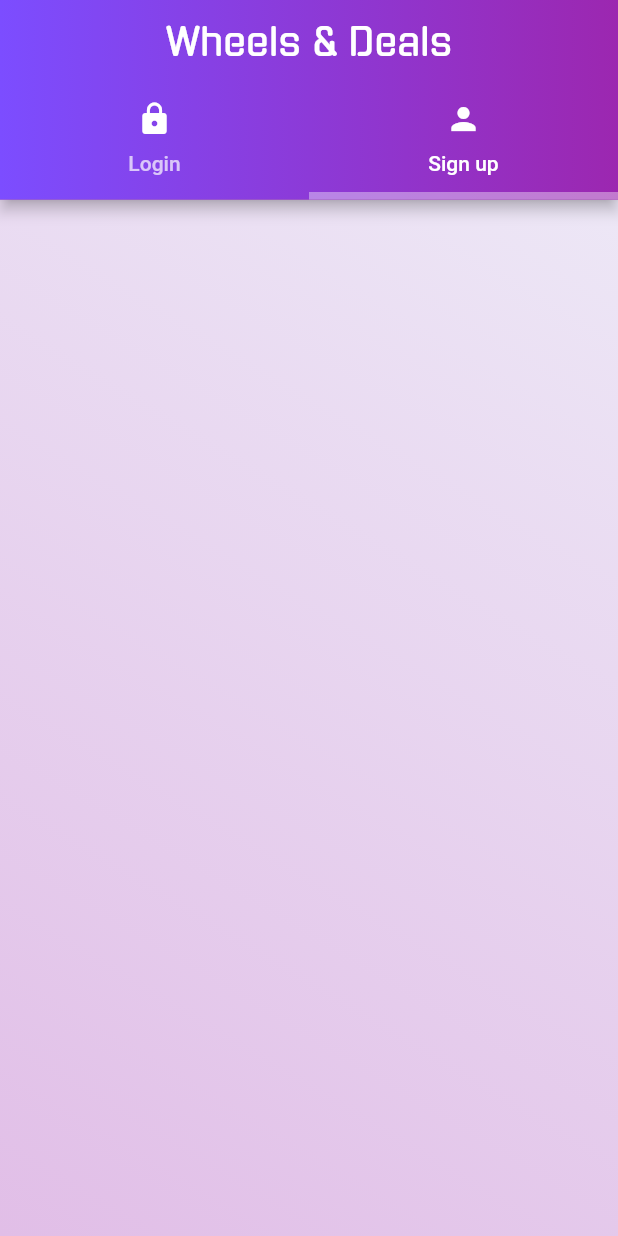
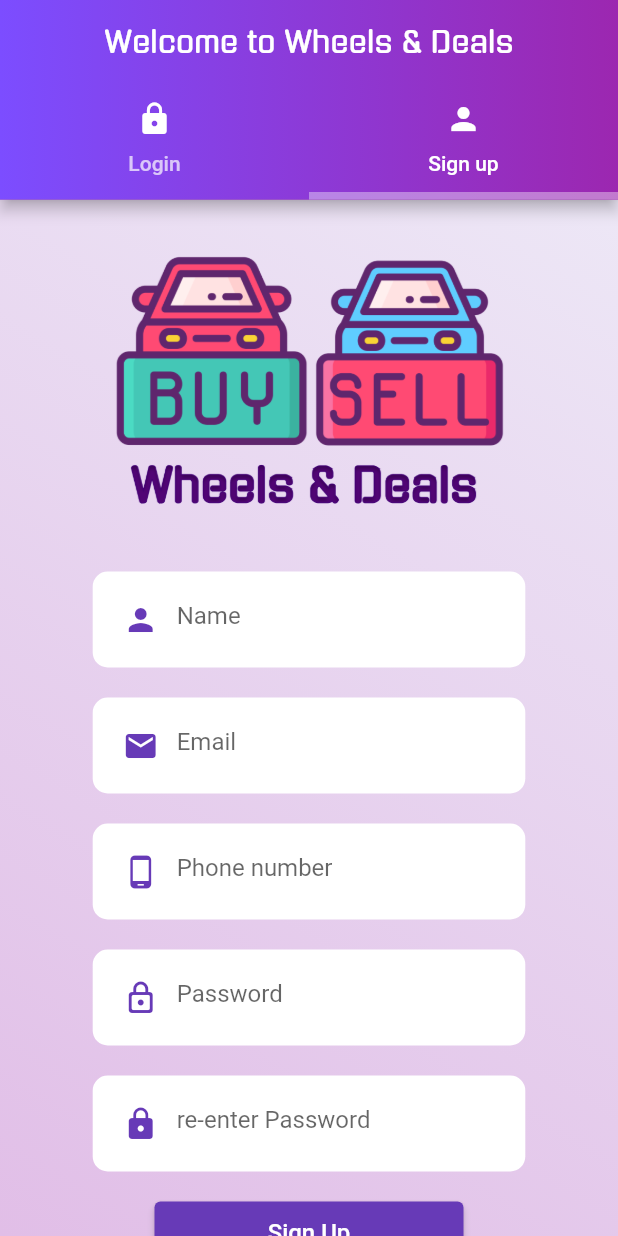
Before and after one commit to tenusha10/Wheels_Deals, a Flutter app: the screen it shows after launch, tab 2 chosen, on a phone screen of 412 x 824 dp. Run offline on Flutter 3.47's test engine with Material 2 defaults, Android fonts, the phone set to English and light mode, and no system bars.

Commit message:
login and register designs done

```diff
--- a/wheels_deals/lib/Widgets/customTextField.dart
+++ b/wheels_deals/lib/Widgets/customTextField.dart
@@ -16,7 +16,7 @@ class CustomTextField extends StatelessWidget {
         _screenHeight = MediaQuery.of(context).size.height;
 
     return Container(
-      width: _screenWidth * 0.5,
+      width: _screenWidth * 0.7,
       decoration: BoxDecoration(
         color: Colors.white,
         borderRadius: BorderRadius.all(Radius.circular(10)),
@@ -31,7 +31,7 @@ class CustomTextField extends StatelessWidget {
             border: InputBorder.none,
             prefixIcon: Icon(
               data,
-              color: Colors.cyan,
+              color: Colors.deepPurple,
             ),
             focusColor: Theme.of(context).primaryColor,
             hintText: hintText),
--- a/wheels_deals/lib/loginScreen.dart
+++ b/wheels_deals/lib/loginScreen.dart
@@ -25,9 +25,9 @@ class _loginScreenState extends State<loginScreen> {
                         tileMode: TileMode.clamp)),
               ),
               title: Text(
-                "Wheels & Deals",
+                "Welcome to Wheels & Deals",
                 style: TextStyle(
-                    fontSize: 25, color: Colors.white, fontFamily: "Gugi"),
+                    fontSize: 20, color: Colors.white, fontFamily: "Gugi"),
               ),
               centerTitle: true,
               bottom: TabBar(
--- a/wheels_deals/lib/register.dart
+++ b/wheels_deals/lib/register.dart
@@ -1,4 +1,5 @@
 import 'package:flutter/material.dart';
+import 'package:wheels_deals/Widgets/customTextField.dart';
 
 class register extends StatefulWidget {
   @override
@@ -6,8 +7,94 @@ class register extends StatefulWidget {
 }
 
 class _registerState extends State<register> {
+  final TextEditingController _nameController = TextEditingController();
+  final GlobalKey<FormState> _formKey = GlobalKey<FormState>();
+  final TextEditingController _emailController = TextEditingController();
+  final TextEditingController _passwordController = TextEditingController();
+  final TextEditingController _confirmPasswordController =
+      TextEditingController();
+  final TextEditingController _phoneConfirmController = TextEditingController();
+  final TextEditingController _imageController = TextEditingController();
+
   @override
   Widget build(BuildContext context) {
-    return Container();
+    return SingleChildScrollView(
+      child: Container(
+        child: Column(
+          mainAxisSize: MainAxisSize.max,
+          children: <Widget>[
+            SizedBox(
+              height: 10,
+            ),
+            Container(
+              alignment: Alignment.bottomCenter,
+              child: Padding(
+                padding: const EdgeInsets.all(20.0),
+                child: Image.asset(
+                  'images/mainLogo.png',
+                  height: 180.0,
+                ),
+              ),
+            ),
+            SizedBox(height: 8),
+            Form(
+              key: _formKey,
+              child: Column(
+                children: <Widget>[
+                  CustomTextField(
+                    data: Icons.person,
+                    controller: _nameController,
+                    hintText: 'Name',
+                    isObsecure: false,
+                  ),
+                  CustomTextField(
+                    data: Icons.email,
+                    controller: _emailController,
+                    hintText: 'Email',
+                    isObsecure: false,
+                  ),
+                  CustomTextField(
+                    data: Icons.phone_android,
+                    controller: _phoneConfirmController,
+                    hintText: 'Phone number',
+                    isObsecure: false,
+                  ),
+                  CustomTextField(
+                    data: Icons.lock_outline_rounded,
+                    controller: _passwordController,
+                    hintText: 'Password',
+                    isObsecure: true,
+                  ),
+                  CustomTextField(
+                    data: Icons.lock,
+                    controller: _confirmPasswordController,
+                    hintText: 're-enter Password',
+                    isObsecure: true,
+                  ),
+                ],
+              ),
+            ),
+            SizedBox(
+              height: 10,
+            ),
+            Container(
+              width: MediaQuery.of(context).size.width * 0.5,
+              height: MediaQuery.of(context).size.height * 0.05,
+              child: ElevatedButton(
+                style: ElevatedButton.styleFrom(primary: Colors.deepPurple),
+                onPressed: () {},
+                child: Text(
+                  'Sign Up',
+                  style: TextStyle(color: Colors.white, fontSize: 16),
+                ),
+              ),
+            ),
+            SizedBox(
+              height: 20,
+            ),
+          ],
+        ),
+      ),
+    );
   }
 }
```
Also changed, not shown: wheels_deals/lib/login.dart (+65 -1 lines).
